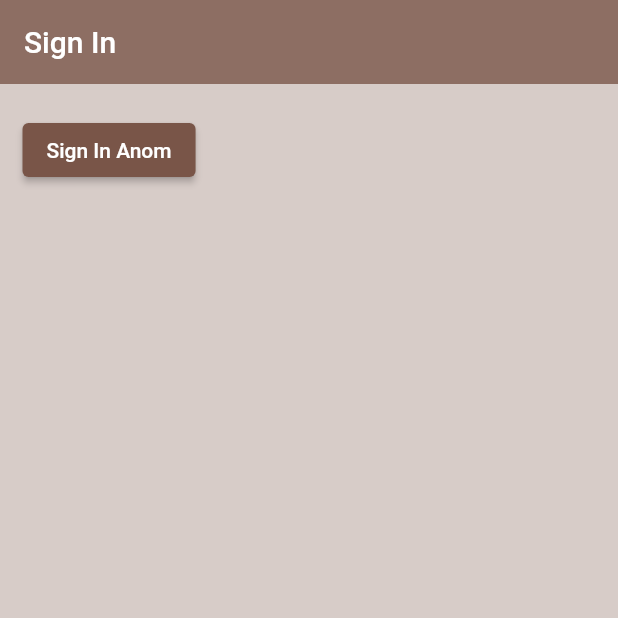
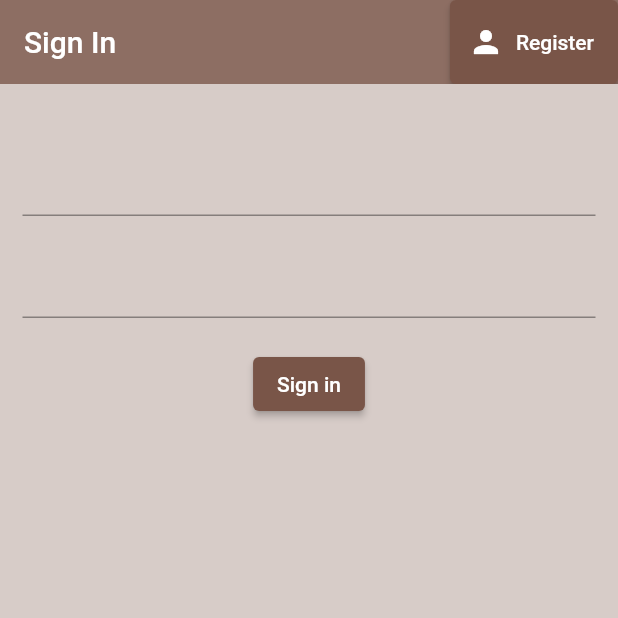
Before and after one commit to ReinaArionAlkira/watch_list, a Flutter app: the screen it shows after launch, on a phone screen of 412 x 824 dp, the top half of it. Run offline on Flutter 3.47's test engine with Material 2 defaults, Android fonts, the phone set to English and light mode, and no system bars; our stand-ins replace firebase_auth, firebase_core; accounts and stored records are empty.

Commit message:
sign in out, register forms, anonymus log in

```diff
--- a/lib/main.dart
+++ b/lib/main.dart
@@ -1,6 +1,9 @@
+import 'package:firebase_auth/firebase_auth.dart';
 import 'package:flutter/material.dart';
 import 'package:watch_list/screens/wrapper.dart';
 import 'package:firebase_core/firebase_core.dart';
+import "package:provider/provider.dart";
+import 'package:watch_list/services/auth.dart';
 
 void main() async {
   WidgetsFlutterBinding.ensureInitialized();
@@ -18,7 +21,10 @@ class MainApp extends StatefulWidget {
 class _MainAppState extends State<MainApp> {
   @override
   Widget build(BuildContext context) {
-    return MaterialApp(
+    return StreamProvider<User?>.value(
+      value: AuthService().user,
+      initialData: null,
+      child: MaterialApp(
         home: Wrapper(),
         theme: ThemeData(
           primarySwatch: Colors.brown,
@@ -29,6 +35,7 @@ class _MainAppState extends State<MainApp> {
             ),
           ),
         ),
+      ),
     );
   }
 }
--- a/lib/screens/authenticate/authenticate.dart
+++ b/lib/screens/authenticate/authenticate.dart
@@ -1,4 +1,5 @@
 import "package:flutter/material.dart";
+import "package:watch_list/screens/authenticate/register.dart";
 import "package:watch_list/screens/authenticate/sign_in.dart";
 
 class Authenticate extends StatefulWidget {
@@ -9,8 +10,16 @@ class Authenticate extends StatefulWidget {
 }
 
 class _AuthenticateState extends State<Authenticate> {
+  bool showSignIn = true;
+
+  void toggleView() {
+    setState(() => showSignIn = !showSignIn);
+  }
+
   @override
   Widget build(BuildContext context) {
-    return Container(child: SignIn());
+    return showSignIn
+        ? SignIn(toggleView: toggleView)
+        : Register(toggleView: toggleView);
   }
 }
--- a/lib/screens/authenticate/sign_in.dart
+++ b/lib/screens/authenticate/sign_in.dart
@@ -2,7 +2,9 @@ import "package:flutter/material.dart";
 import "package:watch_list/services/auth.dart";
 
 class SignIn extends StatefulWidget {
-  const SignIn({super.key});
+  const SignIn({super.key, required this.toggleView});
+
+  final Function toggleView;
 
   @override
   State<SignIn> createState() => _SignInState();
@@ -10,6 +12,12 @@ class SignIn extends StatefulWidget {
 
 class _SignInState extends State<SignIn> {
   final AuthService _auth = AuthService();
+  final _formKey = GlobalKey<FormState>();
+
+  // fields state
+  String email = '';
+  String password = '';
+  String error = '';
 
   @override
   Widget build(BuildContext context) {
@@ -19,21 +27,45 @@ class _SignInState extends State<SignIn> {
         backgroundColor: Colors.brown[400],
         elevation: 0.0,
         title: Text("Sign In"),
+        actions: <Widget>[
+          ElevatedButton.icon(
+            onPressed: () {
+              widget.toggleView();
+            },
+            icon: Icon(Icons.person),
+            label: Text("Register"),
+          )
+        ],
       ),
       body: Container(
-        padding: EdgeInsets.symmetric(vertical: 20, horizontal: 15),
-        child: ElevatedButton(
-            onPressed: () async {
-              dynamic result = await _auth.signInAnom();
-              if (result == null) {
-                print("error signing in");
-              } else {
-                print("singed in");
-                print(result);
-              }
-            },
-            child: const Text("Sign In Anom")),
-      ),
+          padding: EdgeInsets.symmetric(vertical: 20, horizontal: 15),
+          child: Form(
+              key: _formKey,
+              child: Column(
+                children: <Widget>[
+                  SizedBox(height: 20.0),
+                  TextFormField(
+                    onChanged: (value) {
+                      setState(() => email = value);
+                    },
+                  ),
+                  SizedBox(height: 20.0),
+                  TextFormField(
+                    obscureText: true,
+                    onChanged: (value) {
+                      setState(() => password = value);
+                    },
+                  ),
+                  SizedBox(height: 20.0),
+                  ElevatedButton(
+                      onPressed: () async {
+                        print(email);
+                        print(password);
+                      },
+                      child: Text("Sign in",
+                          style: TextStyle(color: Colors.white)))
+                ],
+              ))),
     );
   }
 }
--- a/lib/screens/wrapper.dart
+++ b/lib/screens/wrapper.dart
@@ -1,4 +1,6 @@
+import "package:firebase_auth/firebase_auth.dart";
 import "package:flutter/material.dart";
+import "package:provider/provider.dart";
 import "package:watch_list/screens/home/home.dart";
 
 import "authenticate/authenticate.dart";
@@ -8,7 +10,10 @@ class Wrapper extends StatelessWidget {
 
   @override
   Widget build(BuildContext context) {
+    final user = Provider.of<User?>(context);
+    print(user);
+
     // Home or Authenticate Widget
-    return Authenticate();
+    return user != null ? Home() : Authenticate();
   }
 }
--- a/pubspec.yaml
+++ b/pubspec.yaml
@@ -12,6 +12,7 @@ dependencies:
   firebase_database: ^10.1.1
   flutter:
     sdk: flutter
+  provider: ^6.0.5
 
 dev_dependencies:
   flutter_test:
```
Also changed, not shown: lib/screens/authenticate/register.dart (added, +87 -0 lines), lib/screens/home/home.dart (+18 -2 lines), lib/services/auth.dart (+27 -0 lines), pubspec.lock. Lines whose indentation alone changed are shown as unchanged.
